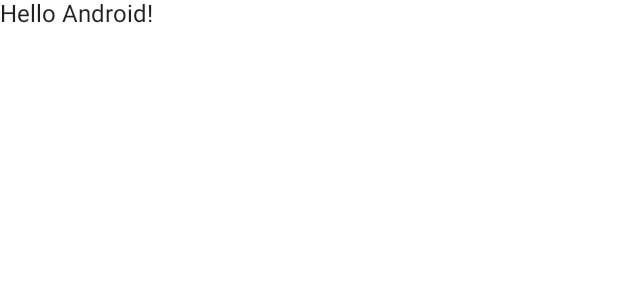
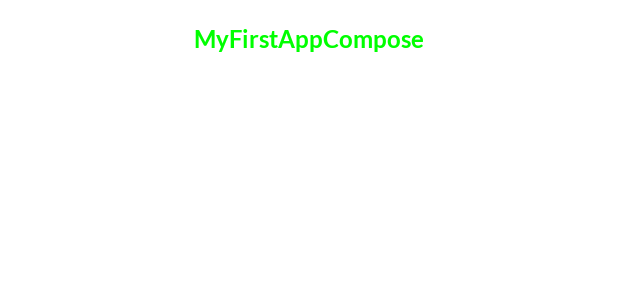
Before and after one commit to GuilhermeDellatin/MyFirstAppCompose, an Android app built with Jetpack Compose: the @Preview function DefaultPreview, on a phone screen of 412 x 824 dp. Shown: the top 300 px of the screen. Run offline under Robolectric (Android 15) with nearby library versions, the phone set to English and light mode, and no system bars.

Commit message:
Composable Text Element

```diff
--- a/app/src/main/java/com/gfdellatin/myfirstappcompose/MainActivity.kt
+++ b/app/src/main/java/com/gfdellatin/myfirstappcompose/MainActivity.kt
@@ -1,13 +1,26 @@
 package com.gfdellatin.myfirstappcompose
 
 import android.os.Bundle
+import android.util.Log
 import androidx.activity.ComponentActivity
 import androidx.activity.compose.setContent
+import androidx.annotation.StringRes
+import androidx.compose.foundation.clickable
+import androidx.compose.foundation.layout.fillMaxWidth
+import androidx.compose.foundation.layout.padding
 import androidx.compose.material.MaterialTheme
 import androidx.compose.material.Surface
 import androidx.compose.material.Text
 import androidx.compose.runtime.Composable
+import androidx.compose.ui.Modifier
+import androidx.compose.ui.graphics.Color
+import androidx.compose.ui.res.stringResource
+import androidx.compose.ui.text.font.FontWeight
+import androidx.compose.ui.text.style.TextAlign
 import androidx.compose.ui.tooling.preview.Preview
+import androidx.compose.ui.unit.dp
+import androidx.compose.ui.unit.sp
+import com.gfdellatin.myfirstappcompose.ui.theme.LatoFamily
 import com.gfdellatin.myfirstappcompose.ui.theme.MyFirstAppComposeTheme
 
 class MainActivity : ComponentActivity() {
@@ -17,7 +30,7 @@ class MainActivity : ComponentActivity() {
             MyFirstAppComposeTheme {
                 // A surface container using the 'background' color from the theme
                 Surface(color = MaterialTheme.colors.background) {
-                    Greeting("Android")
+
                 }
             }
         }
@@ -25,14 +38,28 @@ class MainActivity : ComponentActivity() {
 }
 
 @Composable
-fun Greeting(name: String) {
-    Text(text = "Hello $name!")
+fun CustomText(@StringRes textResId: Int) {
+    Text(
+        text = stringResource(id = textResId),
+        modifier = Modifier
+            .fillMaxWidth()
+            .padding(16.dp)
+            .clickable {
+                Log.d("Welcome", "Clicked")
+            },
+        color = Color.Green,
+        //fontSize = 18.sp,
+        //fontWeight = FontWeight.Bold,
+        //fontFamily = LatoFamily,
+        textAlign = TextAlign.Center,
+        style = MaterialTheme.typography.body1
+    )
 }
 
 @Preview(showBackground = true)
 @Composable
 fun DefaultPreview() {
     MyFirstAppComposeTheme {
-        Greeting("Android")
+        CustomText(textResId = R.string.app_name)
     }
 }
```
Also changed, not shown: app/src/main/java/com/gfdellatin/myfirstappcompose/ui/theme/Type.kt (+11 -2 lines).
